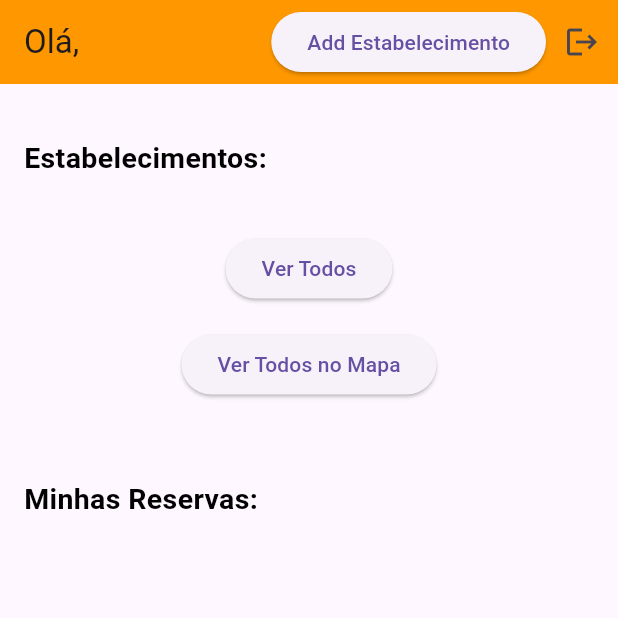
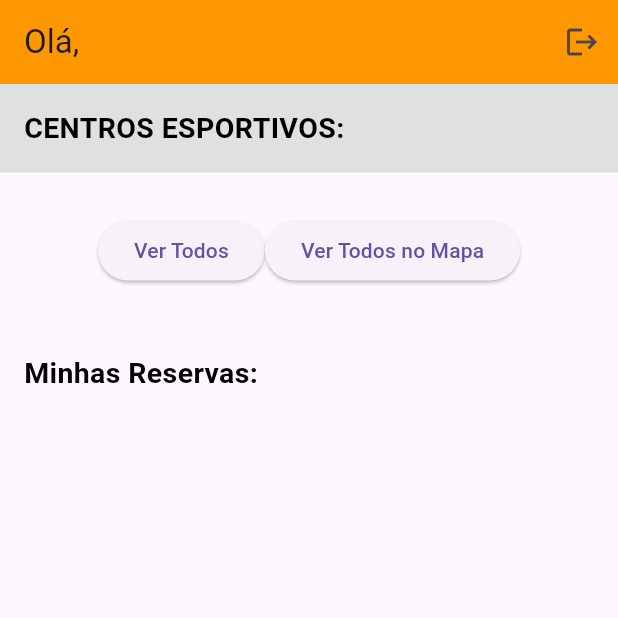
Before and after one commit to italoprobo/marquei, a Flutter app: the HomeScreen screen opened directly, on a phone screen of 412 x 824 dp, the top half of it. Run offline on Flutter 3.47's test engine with Material 3 defaults, Android fonts, the phone set to English and light mode, and no system bars; our stand-ins replace carousel_slider, flutter_dotenv, geolocator, google_maps_flutter, image_picker, supabase_flutter; accounts and stored records are empty.

Commit message:
Incrementa melhorias no front-end

```diff
--- a/marquei_frontend/marquei/lib/views/estabelecimentos.dart
+++ b/marquei_frontend/marquei/lib/views/estabelecimentos.dart
@@ -59,6 +59,12 @@ class _AllEstablishmentsScreenState extends State<AllEstablishmentsScreen> {
       ),
       body: Column(
         children: [
+          ElevatedButton(
+            onPressed: () {
+              Navigator.pushNamed(context, '/add-place');
+            },
+            child: const Text('Add Estabelecimento'),
+          ),
           // Barra de pesquisa
           Padding(
             padding: const EdgeInsets.all(8.0),
--- a/marquei_frontend/marquei/lib/views/home.dart
+++ b/marquei_frontend/marquei/lib/views/home.dart
@@ -163,12 +163,6 @@ class _HomeScreenState extends State<HomeScreen> {
         backgroundColor: Colors.orange,
         title: Text('Olá, $_userName'),
         actions: [
-          ElevatedButton(
-            onPressed: () {
-              Navigator.pushNamed(context, '/add-place');
-            },
-            child: const Text('Add Estabelecimento'),
-          ),
           IconButton(
             icon: const Icon(Icons.logout),
             onPressed: () async {
@@ -183,15 +177,16 @@ class _HomeScreenState extends State<HomeScreen> {
       ),
       body: Column(
         children: [
-          const SizedBox(height: 20),
-          const Row(
+          Container(
+            color: Colors.grey[300],
+            child: const Row(
               mainAxisAlignment: MainAxisAlignment.start,
               children: [
                 Padding(
                   padding: EdgeInsets.all(
                       16.0), // Opcional: adiciona algum padding ao redor
                   child: Text(
-                  'Estabelecimentos:',
+                    'CENTROS ESPORTIVOS:',
                     style: TextStyle(
                       color: Colors.black,
                       fontSize:
@@ -203,8 +198,12 @@ class _HomeScreenState extends State<HomeScreen> {
                 ),
               ],
             ),
+          ),
           if (_estabelecimentos.isNotEmpty)
-            CarouselSlider(
+            Container(
+              padding: EdgeInsets.only(bottom: 16),
+              color: Colors.grey[300],
+              child: CarouselSlider(
                 options: CarouselOptions(
                   height: 235.0,
                   autoPlay: true,
@@ -259,9 +258,11 @@ class _HomeScreenState extends State<HomeScreen> {
                     },
                   );
                 }).toList(),
+              )
             ),
           const SizedBox(height: 20),
-          Column(
+          Row(
+            mainAxisAlignment: MainAxisAlignment.center,
             children: [
               ElevatedButton(
                 onPressed: _navigateToAllEstabelecimentos,
@@ -269,7 +270,7 @@ class _HomeScreenState extends State<HomeScreen> {
               ),
               Padding(
                 padding: const EdgeInsets.symmetric(
-                    vertical: 16), // Ajuste o padding conforme necessário
+                    vertical: 8), // Ajuste o padding conforme necessário
                 child: ElevatedButton(
                   onPressed: _navigateToMapaestabelecimentos,
                   child: const Text('Ver Todos no Mapa'),
```
Lines whose indentation alone changed are shown as unchanged.
